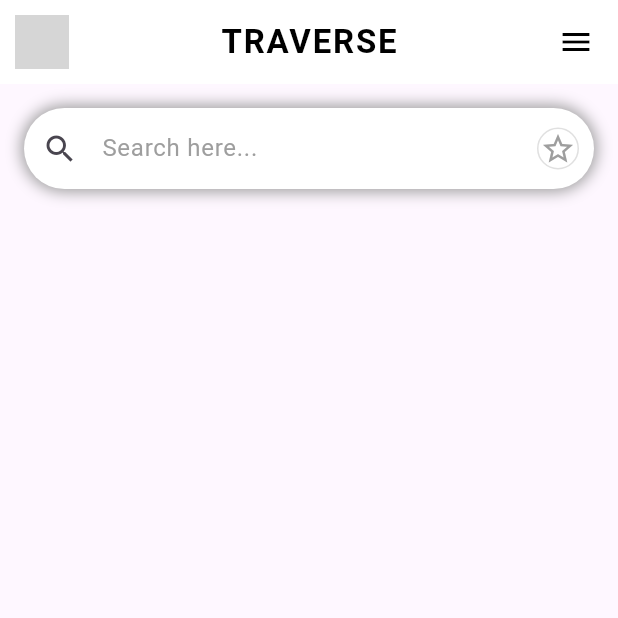
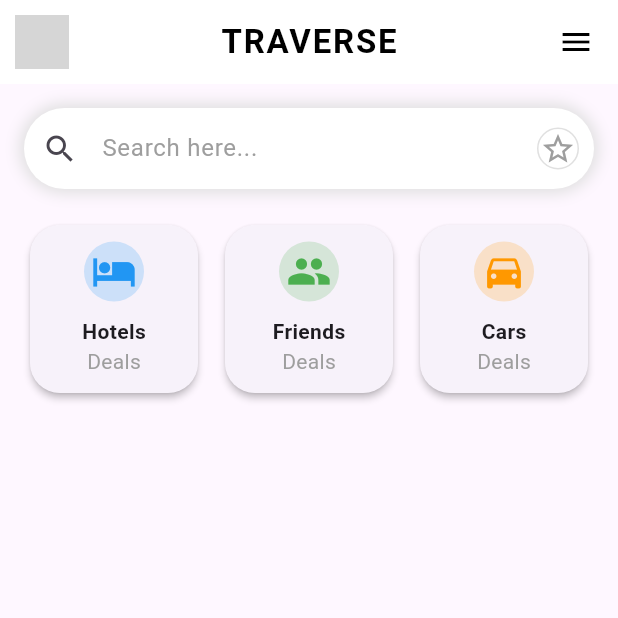
Before and after one commit to vinod281/travel_application, a Flutter app: the screen it shows after launch, on a phone screen of 412 x 824 dp, the top half of it. Run offline on Flutter 3.47's test engine with Material 3 defaults, Android fonts, the phone set to English and light mode, and no system bars; network calls fail; grey boxes are pictures that could not be loaded.

Commit message:
add cards to home page
create it as a new widget

```diff
--- a/lib/homePage.dart
+++ b/lib/homePage.dart
@@ -17,56 +17,46 @@ class _HomeState extends State<Home> {
         title: Text(
           "TRAVERSE",
           style: TextStyle(
-
             color: Colors.black,
             fontWeight: FontWeight.bold,
             letterSpacing: 1.2,
-
           ),
         ),
-
         leading: Padding(
           padding: const EdgeInsets.all(10.0),
           child: CircleAvatar(
-            backgroundImage: NetworkImage("https://cdn-icons-png.flaticon.com/512/4122/4122901.png"),
+            backgroundImage: NetworkImage(
+                "https://cdn-icons-png.flaticon.com/512/4122/4122901.png"),
           ),
-
         ),
-
         actions: [
           Padding(
             padding: const EdgeInsets.all(16.0),
-            child: Icon( Icons.menu, color: Colors.black),
-            ),
+            child: Icon(Icons.menu, color: Colors.black),
+          ),
         ],
-
-
       ),
-
-
       body: Padding(
         padding: const EdgeInsets.all(16.0),
         child: Column(
           children: [
+            // Search Bar
             Container(
               decoration: BoxDecoration(
                 borderRadius: BorderRadius.circular(30),
                 color: Colors.white,
                 boxShadow: [
                   BoxShadow(
-                    color: Colors.grey,
+                    color: Colors.grey.shade300,
                     blurRadius: 8,
-                    spreadRadius: 2,
-                  )
-                ]
+                    spreadRadius: 3,
+                  ),
+                ],
               ),
-
               child: TextField(
                 decoration: InputDecoration(
                   hintText: "Search here...",
-                  hintStyle: TextStyle(
-                    color: Colors.grey,
-                  ),
+                  hintStyle: TextStyle(color: Colors.grey),
                   prefixIcon: Icon(Icons.search),
                   suffixIcon: Padding(
                     padding: const EdgeInsets.all(10.0),
@@ -74,26 +64,83 @@ class _HomeState extends State<Home> {
                       decoration: BoxDecoration(
                         color: Colors.white,
                         borderRadius: BorderRadius.circular(20),
-                        border: Border.all(
-                          color: Colors.grey.shade300,
-                        ),
+                        border: Border.all(color: Colors.grey.shade300),
                       ),
-
-                      child: Icon(Icons.star_border,color: Colors.grey,),
-                    )
+                      child: Icon(Icons.star_border, color: Colors.grey),
+                    ),
                   ),
-
                   border: InputBorder.none,
                   contentPadding: EdgeInsets.symmetric(vertical: 15),
                 ),
               ),
             ),
+
+            SizedBox(height: 20), // Spacing
+
+            // Category Cards
+            Expanded(
+              child: GridView.count(
+                crossAxisCount: 3, // 3 items per row
+                crossAxisSpacing: 10,
+                mainAxisSpacing: 10,
+                children: [
+                  CategoryCard(
+                      icon: Icons.hotel, title: "Hotels", color: Colors.blue),
+                  CategoryCard(
+                      icon: Icons.people,
+                      title: "Friends",
+                      color: Colors.green),
+                  CategoryCard(
+                      icon: Icons.directions_car,
+                      title: "Cars",
+                      color: Colors.orange),
+                ],
+              ),
+            ),
           ],
         ),
       ),
-
-
-
     );
   }
 }
+
+// Category Card Widget
+class CategoryCard extends StatelessWidget {
+  final IconData icon;
+  final String title;
+  final Color color;
+
+  const CategoryCard({
+    required this.icon,
+    required this.title,
+    required this.color,
+  });
+
+  @override
+  Widget build(BuildContext context) {
+    return Card(
+      shape: RoundedRectangleBorder(
+        borderRadius: BorderRadius.circular(20),
+      ),
+      elevation: 2,
+      child: Column(
+        mainAxisAlignment: MainAxisAlignment.center,
+        children: [
+          CircleAvatar(
+            backgroundColor: color.withOpacity(0.2),
+            child: Icon(icon, color: color, size: 30),
+          ),
+          SizedBox(height: 10),
+          Text(
+            title,
+            style: TextStyle(fontWeight: FontWeight.bold),
+          ),
+          Text(
+            "Deals",
+            style: TextStyle(color: Colors.grey),
+          ),
+        ],
+      ),
+    );
+  }
+}
```
